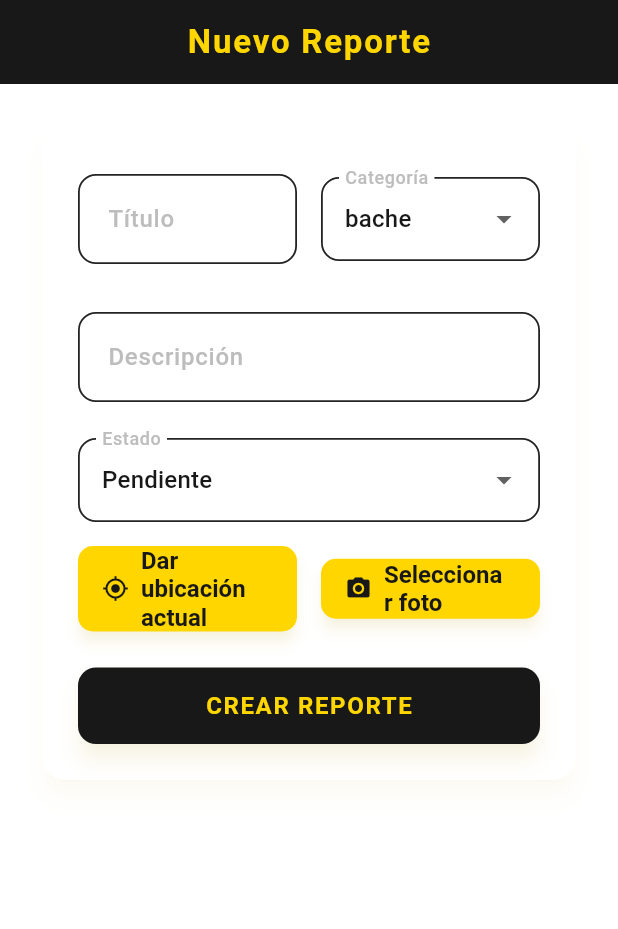
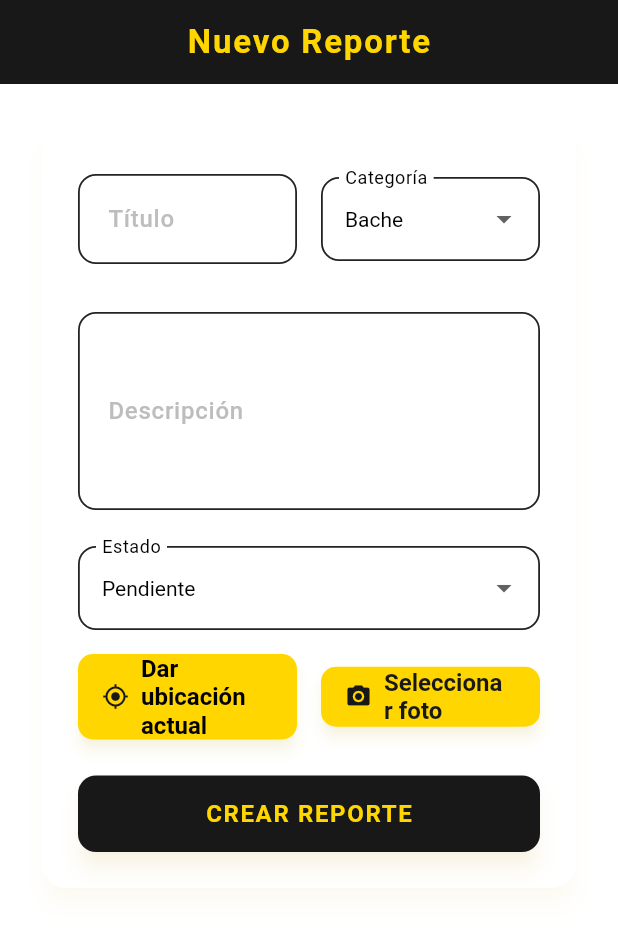
Before and after one commit to RichardPadilla07/prueba3richardpadillaurbanreport, a Flutter app: the CreateReportPage screen opened by its route, on a phone screen of 412 x 824 dp. Shown: the top 929 px of the screen. Run offline on Flutter 3.47's test engine with Material 3 defaults, Android fonts, the light colour scheme and no system bars; our stand-ins replace flutter_map, geolocator, go_router, image_picker, latlong2, permission_handler and 1 more; accounts and stored records are empty.

Commit message:
listo crear y editar

```diff
--- a/lib/core/widgets/custom_input.dart
+++ b/lib/core/widgets/custom_input.dart
@@ -6,6 +6,7 @@ class CustomInput extends StatelessWidget {
   final String? Function(String?)? validator;
   final bool obscureText;
   final TextInputType? keyboardType;
+  final int? maxLines;
 
   const CustomInput({
     super.key,
@@ -14,6 +15,7 @@ class CustomInput extends StatelessWidget {
     this.validator,
     this.obscureText = false,
     this.keyboardType,
+    this.maxLines,
   });
 
   @override
@@ -25,6 +27,7 @@ class CustomInput extends StatelessWidget {
         controller: controller,
         validator: validator,
         obscureText: obscureText,
+        maxLines: maxLines ?? 1,
         keyboardType: keyboardType,
         // Ensure typed text appears with high contrast (black on white)
         style: (theme.textTheme.bodyLarge ?? const TextStyle()).copyWith(color: theme.colorScheme.onBackground),
--- a/lib/modules/reports/create_report_page.dart
+++ b/lib/modules/reports/create_report_page.dart
@@ -1,5 +1,5 @@
 import 'package:flutter/material.dart';
-import 'package:go_router/go_router.dart';
+// import 'package:go_router/go_router.dart'; // not used here
 import 'report_service.dart';
 import 'report_model.dart';
 import '../../core/widgets/custom_input.dart';
@@ -12,7 +12,8 @@ import '../../core/utils/location_helper.dart';
 import 'package:flutter_map/flutter_map.dart';
 import 'package:latlong2/latlong.dart';
 import 'package:supabase_flutter/supabase_flutter.dart';
-
+import 'report_detail_page.dart' show capitalize;
+  bool _loadingLocation = false;
 class CreateReportPage extends StatefulWidget {
   final Report? reportToEdit;
   const CreateReportPage({super.key, this.reportToEdit});
@@ -31,7 +32,6 @@ class _CreateReportPageState extends State<CreateReportPage> {
   double? _lat;
   double? _lng;
   bool _loading = false;
-  bool _loadingLocation = false;
   String? _error;
   bool get isEdit => widget.reportToEdit != null;
 
@@ -68,21 +68,7 @@ class _CreateReportPageState extends State<CreateReportPage> {
     }
   }
 
-  void _pickLocation() async {
-    final result = await Navigator.of(context).push<LatLng>(
-      MaterialPageRoute(
-        builder: (context) => LocationPickerPage(
-          initial: _lat != null && _lng != null ? LatLng(_lat!, _lng!) : null,
-        ),
-      ),
-    );
-    if (result != null) {
-      setState(() {
-        _lat = result.latitude;
-        _lng = result.longitude;
-      });
-    }
-  }
+
 
   void _pickImage() async {
     final user = Supabase.instance.client.auth.currentUser;
@@ -241,10 +227,11 @@ class _CreateReportPageState extends State<CreateReportPage> {
                         child: DropdownButtonFormField<String>(
                           value: _categoria,
                           items: AppConstants.categories
-                              .map((c) => DropdownMenuItem(value: c, child: Text(c)))
+                              .map((c) => DropdownMenuItem(value: c, child: Text(capitalize(c), style: const TextStyle(color: Colors.black))))
                               .toList(),
                           onChanged: (v) => setState(() => _categoria = v!),
-                          decoration: const InputDecoration(labelText: 'Categoría'),
+                          style: const TextStyle(color: Colors.black),
+                          decoration: const InputDecoration(labelText: 'Categoría', labelStyle: TextStyle(color: Colors.black)),
                         ),
                       ),
                     ],
@@ -254,6 +241,7 @@ class _CreateReportPageState extends State<CreateReportPage> {
                     label: 'Descripción',
                     controller: _descripcionController,
                     validator: (v) => Validators.validateNotEmpty(v, 'descripción'),
+                    maxLines: 4,
                   ),
                   const SizedBox(height: 16),
                   DropdownButtonFormField<String>(
@@ -264,16 +252,19 @@ class _CreateReportPageState extends State<CreateReportPage> {
                       DropdownMenuItem(value: 'resuelto', child: Text('Resuelto')),
                     ],
                     onChanged: (v) => setState(() => _estado = v!),
-                    decoration: const InputDecoration(labelText: 'Estado'),
+                    style: const TextStyle(color: Colors.black),
+                    decoration: const InputDecoration(labelText: 'Estado', labelStyle: TextStyle(color: Colors.black)),
                   ),
                   const SizedBox(height: 16),
                   Row(
                     children: [
                       Expanded(
                         child: ElevatedButton.icon(
-                          onPressed: _getCurrentLocation,
-                          icon: const Icon(Icons.my_location),
-                          label: const Text('Dar ubicación actual'),
+                          onPressed: _loadingLocation ? null : _getCurrentLocation,
+                          icon: _loadingLocation
+                              ? SizedBox(width: 18, height: 18, child: CircularProgressIndicator(strokeWidth: 2, color: Colors.black))
+                              : const Icon(Icons.my_location),
+                          label: Text(_loadingLocation ? 'Obteniendo...' : 'Dar ubicación actual', style: const TextStyle(color: Colors.black)),
                         ),
                       ),
                       const SizedBox(width: 16),
@@ -291,13 +282,19 @@ class _CreateReportPageState extends State<CreateReportPage> {
                       padding: const EdgeInsets.only(top: 8.0),
                       child: Text(
                         'Latitud: ${_lat!.toStringAsFixed(6)}   Longitud: ${_lng!.toStringAsFixed(6)}',
-                        style: TextStyle(fontSize: 13, color: Theme.of(context).colorScheme.onSurface.withOpacity(0.6)),
+                        style: const TextStyle(fontSize: 13, color: Colors.black54),
                       ),
                     ),
                   if (_fotoUrl != null)
                     Padding(
                       padding: const EdgeInsets.symmetric(vertical: 8.0),
-                      child: Image.network(_fotoUrl!, height: 180),
+                      child: Center(
+                        child: Container(
+                          decoration: BoxDecoration(borderRadius: BorderRadius.circular(8), border: Border.all(color: Colors.grey.shade300)),
+                          padding: const EdgeInsets.all(6),
+                          child: Image.network(_fotoUrl!, height: 140, fit: BoxFit.cover),
+                        ),
+                      ),
                     ),
                   if (_error != null)
                     Padding(
--- a/lib/modules/reports/dashboard_page.dart
+++ b/lib/modules/reports/dashboard_page.dart
@@ -3,6 +3,7 @@ import 'package:go_router/go_router.dart';
 import 'report_service.dart';
 import 'report_model.dart';
 import '../../core/widgets/loading_indicator.dart';
+import 'report_detail_page.dart' show capitalize;
 import 'package:supabase_flutter/supabase_flutter.dart';
 
 class DashboardPage extends StatefulWidget {
@@ -140,7 +141,7 @@ class _DashboardPageState extends State<DashboardPage> {
                                 children: [
                                   Text(r.titulo, style: Theme.of(context).textTheme.titleLarge?.copyWith(color: Colors.black)),
                                   const SizedBox(height: 6),
-                                  Text(r.categoria, style: Theme.of(context).textTheme.bodyMedium?.copyWith(color: Colors.black54)),
+                                  Text(capitalize(r.categoria), style: Theme.of(context).textTheme.bodyMedium?.copyWith(color: Colors.black54)),
                                   const SizedBox(height: 6),
                                   if (r.descripcion.isNotEmpty)
                                     Text(
--- a/lib/modules/reports/report_detail_page.dart
+++ b/lib/modules/reports/report_detail_page.dart
@@ -5,6 +5,8 @@ import 'report_model.dart';
 import 'report_service.dart';
 import '../../modules/auth/auth_service.dart';
 import '../../core/widgets/custom_button.dart';
+
+String capitalize(String s) => s.isEmpty ? s : '${s[0].toUpperCase()}${s.substring(1)}';
 
 class ReportDetailPage extends StatefulWidget {
   final Report report;
@@ -181,7 +183,7 @@ class _ReportDetailPageState extends State<ReportDetailPage> {
                         const SizedBox(width: 10),
                         Expanded(child: Text(authorName, style: theme.textTheme.titleLarge?.copyWith(color: Colors.black))),
                         const SizedBox(width: 12),
-                        Text(r.categoria, style: theme.textTheme.bodyMedium?.copyWith(color: Colors.black54)),
+                        Text(capitalize(r.categoria), style: theme.textTheme.bodyMedium?.copyWith(color: Colors.black54)),
                       ],
                     ),
 
```
Also changed, not shown: 1 other file.
